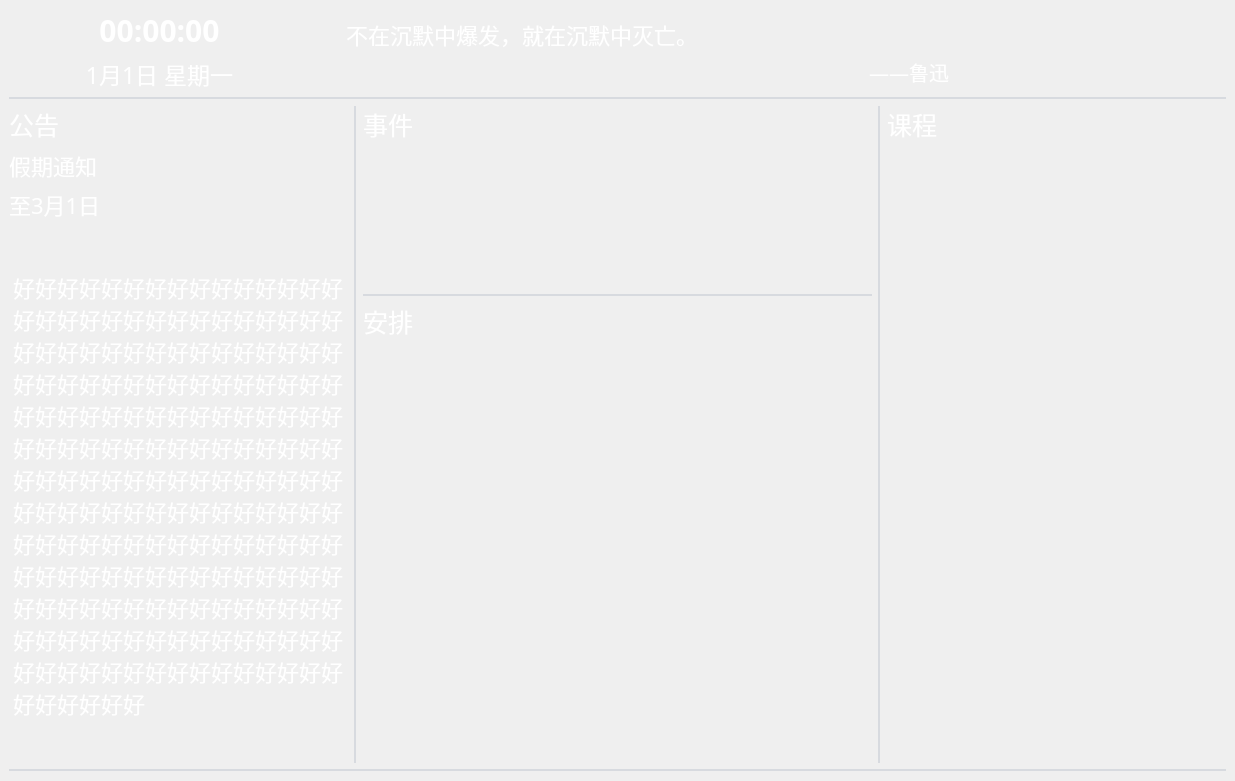
Before: the Qt Designer form display/displaywindow.ui in bili9blood/class-system, drawn with Qt 5.
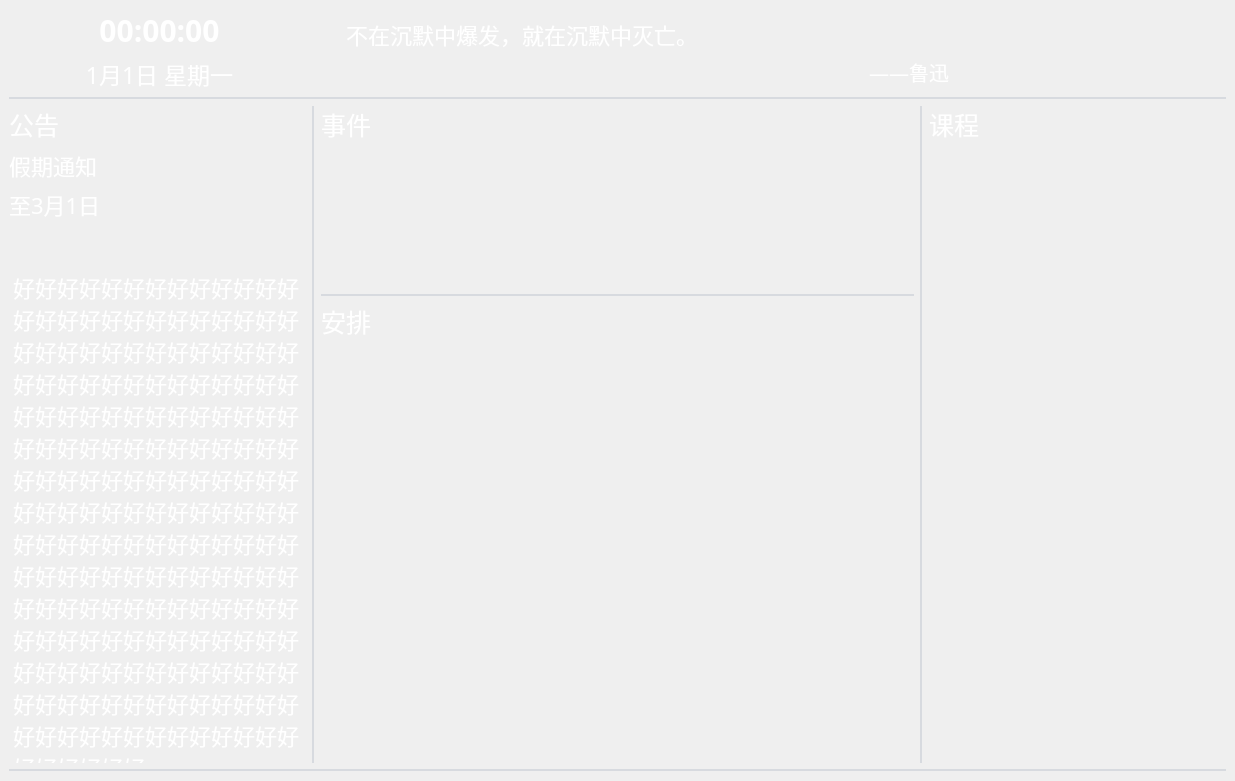
After: the same form once the commit is applied. Custom widgets are drawn as their Qt base class.

Commit message: chore(display): change layout stretch

```diff
--- a/display/displaywindow.ui
+++ b/display/displaywindow.ui
@@ -125,7 +125,7 @@
      </widget>
     </item>
     <item>
-     <layout class="QGridLayout" name="body_layout" rowstretch="0,1,0,0,3" columnstretch="2,0,3,0,2">
+     <layout class="QGridLayout" name="body_layout" rowstretch="0,1,0,0,3" columnstretch="1,0,2,0,1">
       <item row="0" column="3" rowspan="5">
        <widget class="Line" name="arrangement_lessons_line">
         <property name="styleSheet">
```
